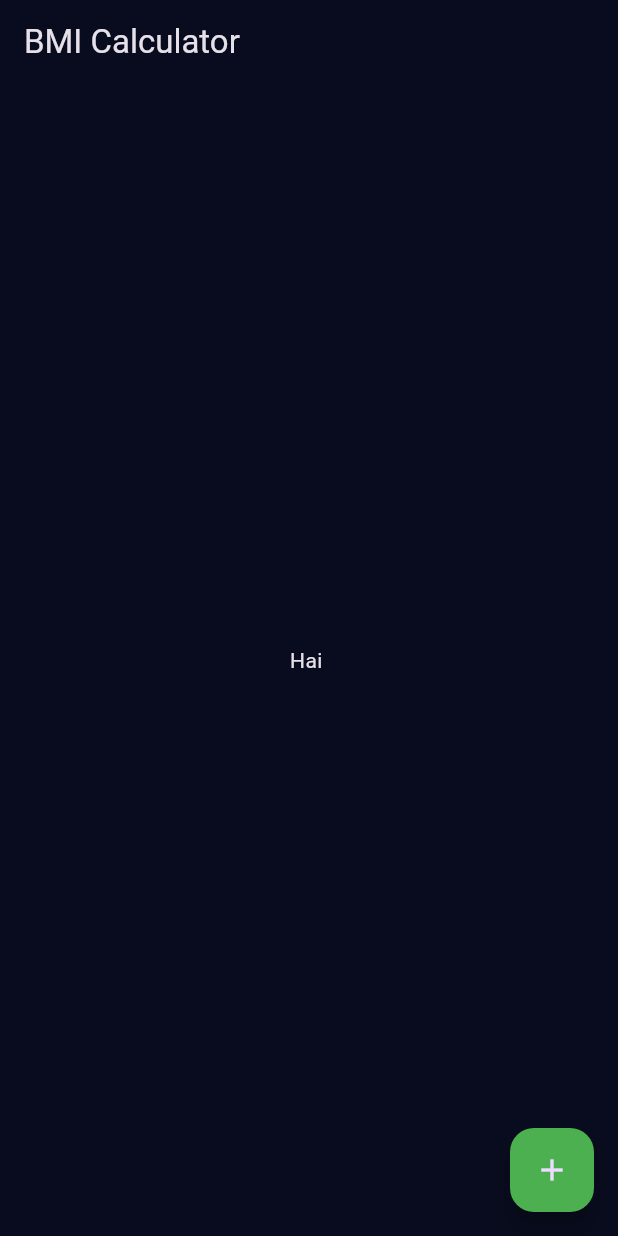
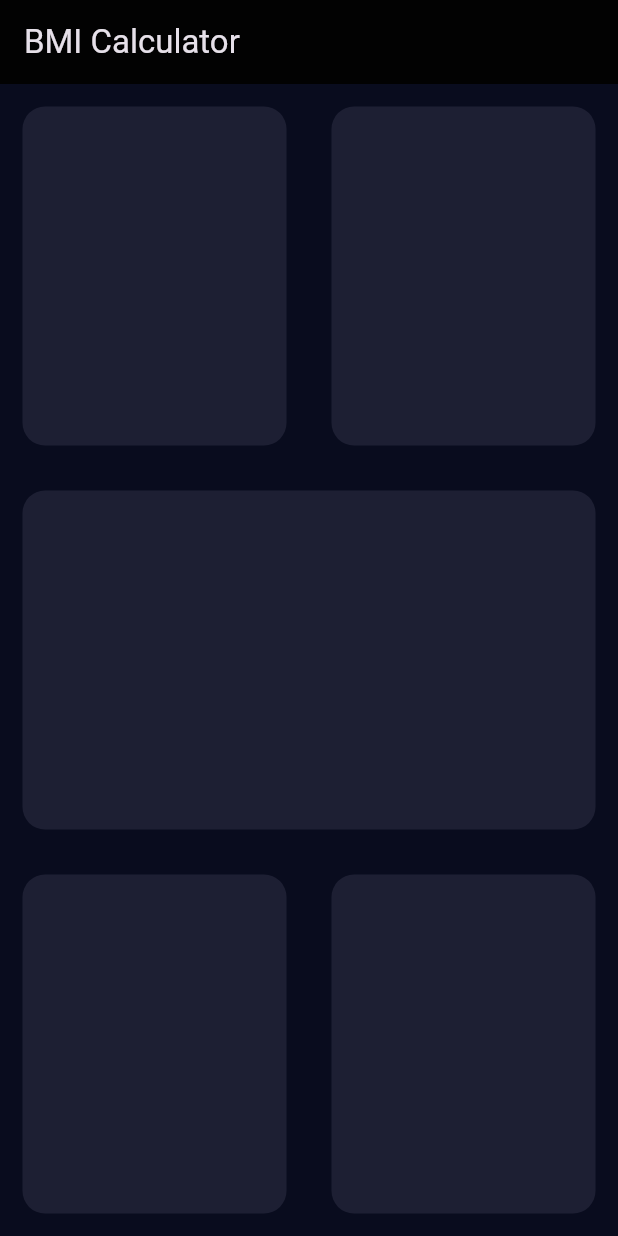
Before and after one commit to Akhi1Babu/BMI-Calculator, a Flutter app: the screen it shows after launch, on a phone screen of 412 x 824 dp. Run offline on Flutter 3.47's test engine with Material 3 defaults, Android fonts, the phone set to English and light mode, and no system bars.

Commit message:
Containers added and the widgets are extracted

```diff
--- a/lib/main.dart
+++ b/lib/main.dart
@@ -1,5 +1,6 @@
 import 'package:flutter/material.dart';
-void main(){
+
+void main() {
   runApp(BMICalulator());
 }
 
@@ -10,19 +11,17 @@ class BMICalulator extends StatelessWidget {
   Widget build(BuildContext context) {
     return MaterialApp(
       theme: ThemeData.dark().copyWith(
-        floatingActionButtonTheme: FloatingActionButtonThemeData(
-          backgroundColor: Colors.green
-        ),
-        appBarTheme: AppBarTheme(
-          backgroundColor: Color(0xff090C1E)
-        ),
-        scaffoldBackgroundColor: Color(0xff090C1E)
-      ),
+          floatingActionButtonTheme:
+              FloatingActionButtonThemeData(backgroundColor: Colors.green),
+          appBarTheme:
+              AppBarTheme(backgroundColor: Color.fromARGB(255, 2, 2, 2)),
+          scaffoldBackgroundColor: Color(0xff090C1E)),
       debugShowCheckedModeBanner: false,
       home: InputPage(),
     );
   }
 }
+
 class InputPage extends StatefulWidget {
   const InputPage({super.key});
 
@@ -35,11 +34,59 @@ class _InputPageState extends State<InputPage> {
   Widget build(BuildContext context) {
     return Scaffold(
       appBar: AppBar(
-        title: Text("BMI Calculator",),
+        title: Text(
+          "BMI Calculator",
+        ),
       ),
-      body: Center(child: Text("Hai ")),
-      floatingActionButton: FloatingActionButton(onPressed: (){},child: Icon(Icons.add),),
-
+      body: Column(
+        children: [
+          Expanded(
+            child: Row(
+              children: [
+                Expanded(
+                  child: reusable_card(kolor:  Color(0xff1D1F33),)
+                ),
+                Expanded(
+                  child: reusable_card(kolor: Color(0xff1D1F33),)
+                ),
+              ],
+            ),
+          ),
+          Expanded(
+            child: reusable_card(kolor:  Color(0xff1D1F33),),
+          ),
+           Expanded(
+            child: Row(
+              children: [
+                Expanded(
+                  child: reusable_card(kolor:  Color(0xff1D1F33),)
+                ),
+                Expanded(
+                  child: reusable_card(kolor:  Color(0xff1D1F33),)
+                ),
+              ],
+            ),
+          ),
+        ],
+      ),
     );
   }
 }
+
+class reusable_card extends StatelessWidget {
+  late Color  kolor;
+
+  reusable_card({required this.kolor});
+
+
+  @override
+  Widget build(BuildContext context) {
+    return Container(
+
+      margin: EdgeInsets.all(15),
+      decoration: BoxDecoration(
+          color: kolor,
+          borderRadius: BorderRadius.circular(15)),
+    );
+  }
+}
```
